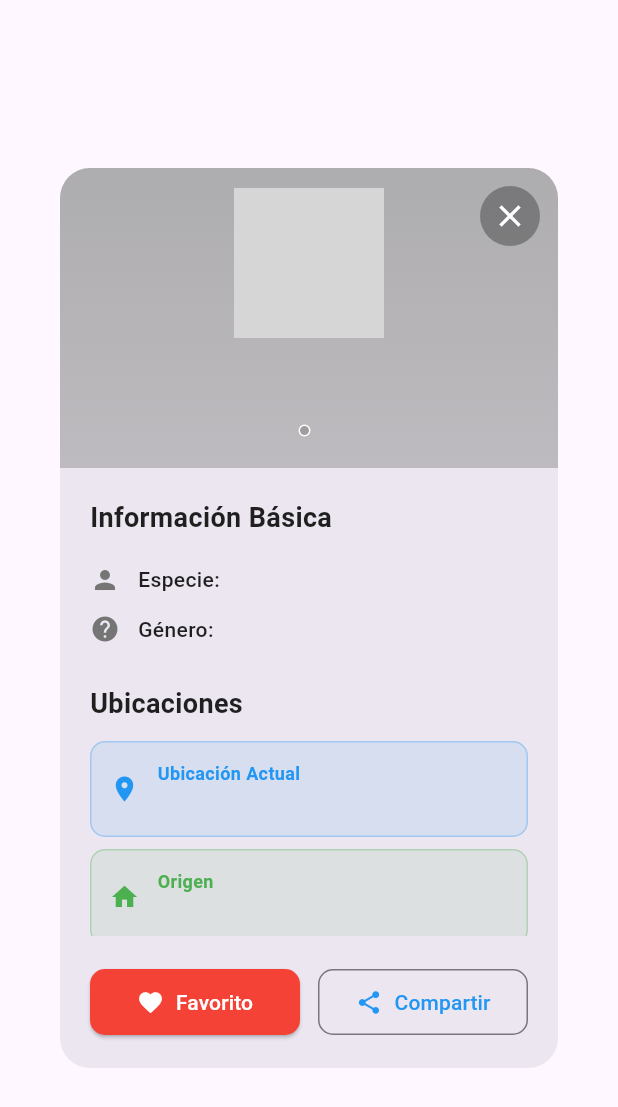
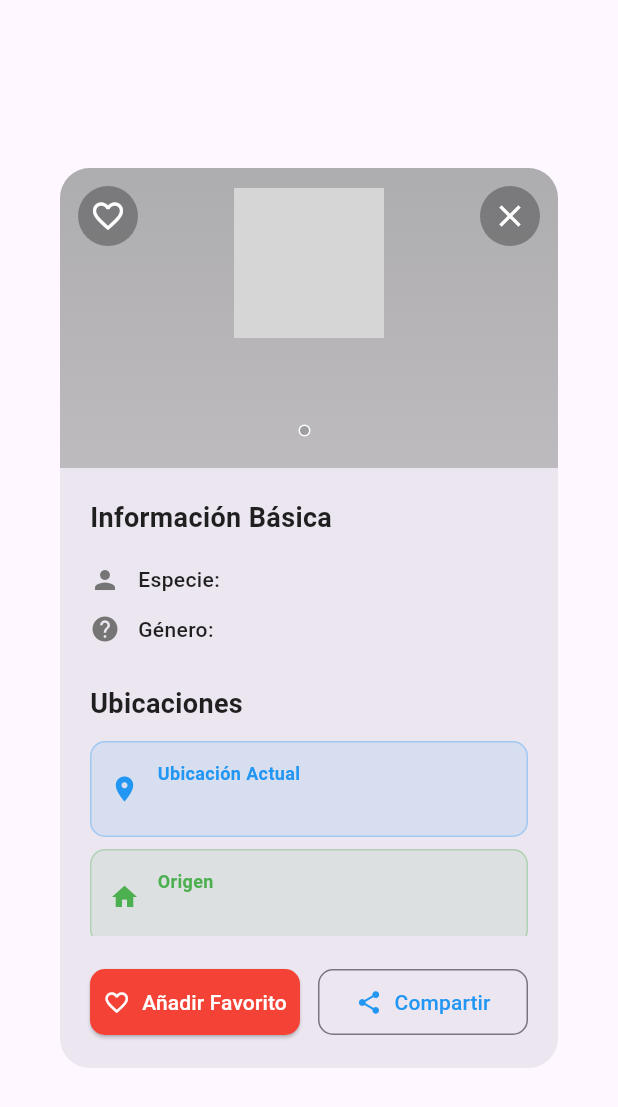
Before and after one commit to Oscarluiis/Proyecto-de-Clase, a Flutter app: the CharacterDetailPopup widget shown alone on an empty page, opened directly with empty values, on a phone screen of 412 x 824 dp. Shown: the top 1107 px of the screen. Run offline on Flutter 3.47's test engine with Material 3 defaults, Android fonts, the phone set to English and light mode, and no system bars; our stand-ins replace cloud_firestore, firebase_auth, firebase_core, google_sign_in; accounts and stored records are empty; network calls fail; grey boxes are pictures that could not be loaded.

```diff
--- a/lib/character_detail_popup.dart
+++ b/lib/character_detail_popup.dart
@@ -1,14 +1,86 @@
 import 'package:flutter/material.dart';
 import 'character_model.dart';
+import 'favorites_service.dart';
 
-class CharacterDetailPopup extends StatelessWidget {
+class CharacterDetailPopup extends StatefulWidget {
   final Character character;
 
   const CharacterDetailPopup({Key? key, required this.character})
     : super(key: key);
 
+  @override
+  State<CharacterDetailPopup> createState() => _CharacterDetailPopupState();
+}
+
+class _CharacterDetailPopupState extends State<CharacterDetailPopup> {
+  bool isFavorite = false;
+  bool isLoadingFavorite = false;
+
+  @override
+  void initState() {
+    super.initState();
+    _checkIfFavorite();
+  }
+
+  Future<void> _checkIfFavorite() async {
+    try {
+      final favorite = await FavoritesService.isFavorite(widget.character.id);
+      if (mounted) {
+        setState(() {
+          isFavorite = favorite;
+        });
+      }
+    } catch (e) {
+      print('Error checking favorite status: $e');
+    }
+  }
+
+  Future<void> _toggleFavorite() async {
+    if (isLoadingFavorite) return;
+
+    setState(() {
+      isLoadingFavorite = true;
+    });
+
+    try {
+      final newFavoriteStatus = await FavoritesService.toggleFavorite(
+        widget.character,
+      );
+
+      if (mounted) {
+        setState(() {
+          isFavorite = newFavoriteStatus;
+          isLoadingFavorite = false;
+        });
+
+        Navigator.of(context).pop();
+        ScaffoldMessenger.of(context).showSnackBar(
+          SnackBar(
+            content: Text(
+              newFavoriteStatus
+                  ? '${widget.character.name} añadido a favoritos ❤️'
+                  : '${widget.character.name} eliminado de favoritos 💔',
+            ),
+            backgroundColor: newFavoriteStatus ? Colors.green : Colors.orange,
+            duration: const Duration(seconds: 2),
+          ),
+        );
+      }
+    } catch (e) {
+      if (mounted) {
+        setState(() {
+          isLoadingFavorite = false;
+        });
+
+        ScaffoldMessenger.of(context).showSnackBar(
+          SnackBar(content: Text('Error: $e'), backgroundColor: Colors.red),
+        );
+      }
+    }
+  }
+
   Color _getStatusColor() {
-    switch (character.status.toLowerCase()) {
+    switch (widget.character.status.toLowerCase()) {
       case 'alive':
         return Colors.green;
       case 'dead':
@@ -19,7 +91,7 @@ class CharacterDetailPopup extends StatelessWidget {
   }
 
   IconData _getGenderIcon() {
-    switch (character.gender.toLowerCase()) {
+    switch (widget.character.gender.toLowerCase()) {
       case 'male':
         return Icons.male;
       case 'female':
@@ -72,6 +144,33 @@ class CharacterDetailPopup extends StatelessWidget {
                       ),
                     ),
                   ),
+                  // Botón de favorito
+                  Positioned(
+                    top: 8,
+                    left: 8,
+                    child: IconButton(
+                      onPressed: _toggleFavorite,
+                      icon:
+                          isLoadingFavorite
+                              ? const SizedBox(
+                                width: 20,
+                                height: 20,
+                                child: CircularProgressIndicator(
+                                  color: Colors.white,
+                                  strokeWidth: 2,
+                                ),
+                              )
+                              : Icon(
+                                isFavorite
+                                    ? Icons.favorite
+                                    : Icons.favorite_border,
+                                color: Colors.white,
+                              ),
+                      style: IconButton.styleFrom(
+                        backgroundColor: Colors.black.withOpacity(0.3),
+                      ),
+                    ),
+                  ),
                   // Contenido del header
                   Center(
                     child: Column(
@@ -79,10 +178,10 @@ class CharacterDetailPopup extends StatelessWidget {
                       children: [
                         // Imagen del personaje
                         Hero(
-                          tag: 'character_${character.id}',
+                          tag: 'character_${widget.character.id}',
                           child: ClipOval(
                             child: Image.network(
-                              character.image,
+                              widget.character.image,
                               width: 100,
                               height: 100,
                               fit: BoxFit.cover,
@@ -112,7 +211,7 @@ class CharacterDetailPopup extends StatelessWidget {
                         const SizedBox(height: 12),
                         // Nombre del personaje
                         Text(
-                          character.name,
+                          widget.character.name,
                           style: const TextStyle(
                             color: Colors.white,
                             fontSize: 24,
@@ -139,7 +238,7 @@ class CharacterDetailPopup extends StatelessWidget {
                             ),
                             const SizedBox(width: 6),
                             Text(
-                              character.status,
+                              widget.character.status,
                               style: const TextStyle(
                                 color: Colors.white,
                                 fontSize: 16,
@@ -165,10 +264,22 @@ class CharacterDetailPopup extends StatelessWidget {
                     // Información básica
                     _buildSectionTitle('Información Básica'),
                     const SizedBox(height: 12),
-                    _buildInfoRow(Icons.person, 'Especie', character.species),
-                    _buildInfoRow(_getGenderIcon(), 'Género', character.gender),
-                    if (character.type.isNotEmpty)
-                      _buildInfoRow(Icons.category, 'Tipo', character.type),
+                    _buildInfoRow(
+                      Icons.person,
+                      'Especie',
+                      widget.character.species,
+                    ),
+                    _buildInfoRow(
+                      _getGenderIcon(),
+                      'Género',
+                      widget.character.gender,
+                    ),
+                    if (widget.character.type.isNotEmpty)
+                      _buildInfoRow(
+                        Icons.category,
+                        'Tipo',
+                        widget.character.type,
+                      ),
 
                     const SizedBox(height: 20),
 
@@ -177,14 +288,14 @@ class CharacterDetailPopup extends StatelessWidget {
                     const SizedBox(height: 12),
                     _buildLocationCard(
                       'Ubicación Actual',
-                      character.location.name,
+                      widget.character.location.name,
                       Icons.location_on,
                       Colors.blue,
                     ),
                     const SizedBox(height: 8),
                     _buildLocationCard(
                       'Origen',
-                      character.origin.name,
+                      widget.character.origin.name,
                       Icons.home,
                       Colors.green,
                     ),
@@ -206,7 +317,7 @@ class CharacterDetailPopup extends StatelessWidget {
                           Icon(Icons.tag, color: Colors.grey.shade600),
                           const SizedBox(width: 8),
                           Text(
-                            'ID del Personaje: #${character.id}',
+                            'ID del Personaje: #${widget.character.id}',
                             style: TextStyle(
                               fontWeight: FontWeight.w500,
                               color: Colors.grey.shade700,
@@ -227,21 +338,28 @@ class CharacterDetailPopup extends StatelessWidget {
                 children: [
                   Expanded(
                     child: ElevatedButton.icon(
-                      onPressed: () {
-                        Navigator.of(context).pop();
-                        ScaffoldMessenger.of(context).showSnackBar(
-                          SnackBar(
-                            content: Text(
-                              '${character.name} añadido a favoritos',
-                            ),
-                            backgroundColor: Colors.green,
-                          ),
-                        );
-                      },
-                      icon: const Icon(Icons.favorite),
-                      label: const Text('Favorito'),
+                      onPressed: isLoadingFavorite ? null : _toggleFavorite,
+                      icon:
+                          isLoadingFavorite
+                              ? const SizedBox(
+                                width: 16,
+                                height: 16,
+                                child: CircularProgressIndicator(
+                                  color: Colors.white,
+                                  strokeWidth: 2,
+                                ),
+                              )
+                              : Icon(
+                                isFavorite
+                                    ? Icons.favorite
+                                    : Icons.favorite_border,
+                              ),
+                      label: Text(
+                        isFavorite ? 'Quitar Favorito' : 'Añadir Favorito',
+                      ),
                       style: ElevatedButton.styleFrom(
-                        backgroundColor: Colors.red,
+                        backgroundColor:
+                            isFavorite ? Colors.orange : Colors.red,
                         foregroundColor: Colors.white,
                         padding: const EdgeInsets.symmetric(vertical: 12),
                         shape: RoundedRectangleBorder(
@@ -258,7 +376,7 @@ class CharacterDetailPopup extends StatelessWidget {
                         ScaffoldMessenger.of(context).showSnackBar(
                           SnackBar(
                             content: Text(
-                              'Información de ${character.name} compartida',
+                              'Información de ${widget.character.name} compartida',
                             ),
                             backgroundColor: Colors.blue,
                           ),
--- a/pubspec.yaml
+++ b/pubspec.yaml
@@ -39,6 +39,7 @@ dependencies:
   cupertino_icons: ^1.0.8
   firebase_core: ^3.13.1
   http: ^1.4.0
+  cloud_firestore: ^5.6.9
 
 dev_dependencies:
   flutter_test:
```
Also changed, not shown: lib/category_model.dart (+18 -4 lines), lib/favorites_service.dart (added, +119 -0 lines), lib/main.dart (+39 -2 lines), pubspec.lock, 3 other files.
